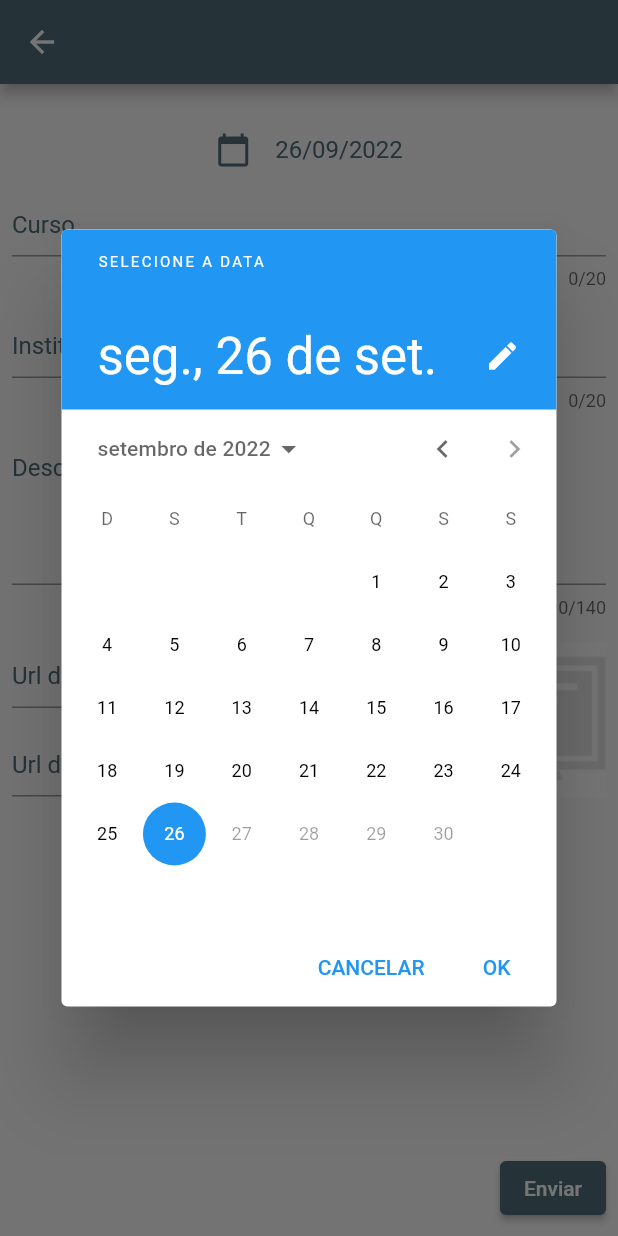
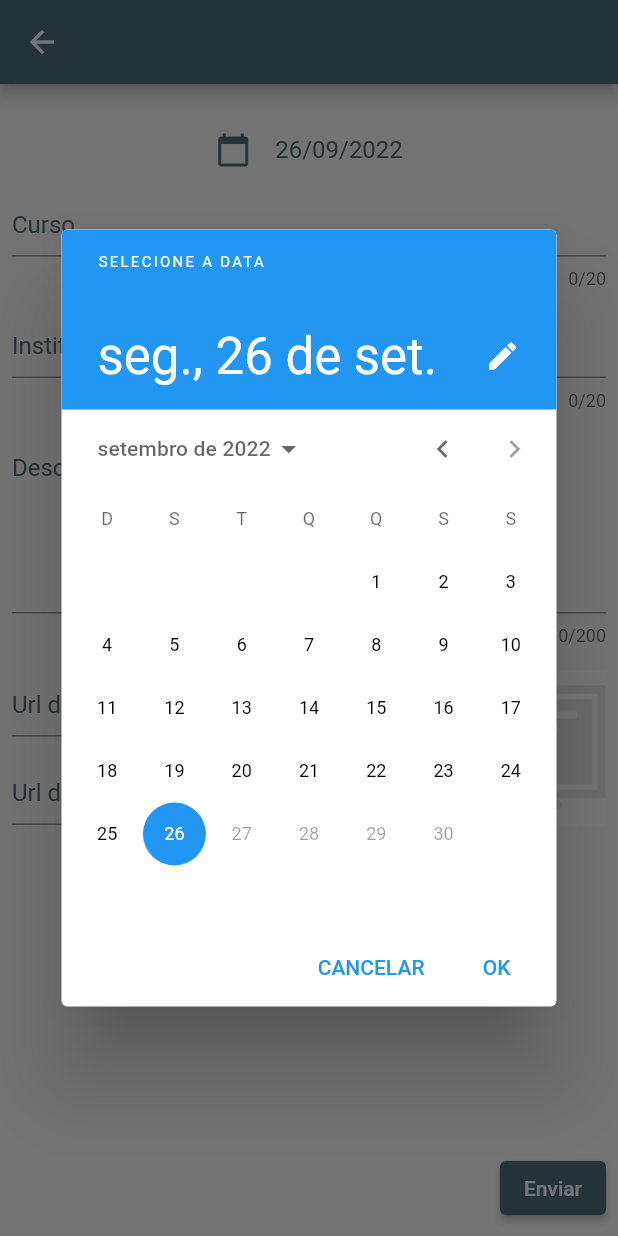
Before and after one commit to xandefreitas/Flutter_Profile, a Flutter app: the CertificatesFormScreen screen opened directly with empty values, after a tap on an icon or button, on a phone screen of 412 x 824 dp. Run offline on Flutter 3.47's test engine with Material 2 defaults, Android fonts, the phone set to English and light mode, and no system bars; our stand-ins replace cloud_firestore, dio, equatable, firebase_auth, firebase_core, flutter_bloc and 5 more; accounts and stored records are empty; generated files the repository leaves out were written again; network calls fail.

Commit message:
Certificates max description length and background color

```diff
--- a/lib/screens/CertificatesScreen/certificates_form_screen.dart
+++ b/lib/screens/CertificatesScreen/certificates_form_screen.dart
@@ -109,8 +109,8 @@ class _CertificatesFormScreenState extends State<CertificatesFormScreen> {
                     CustomFormField(
                       label: text.certificateFormDescriptionLabel,
                       controller: descriptionTextController,
-                      maxLength: 140,
-                      maxLines: 4,
+                      maxLength: 200,
+                      maxLines: 5,
                       color: primaryColor,
                       validator: (value) => value == null || value.isEmpty ? text.formFieldRequiredMessage : null,
                     ),
```
Also changed, not shown: lib/screens/CertificatesScreen/components/certificate_expandable_card.dart (+3 -7 lines).
